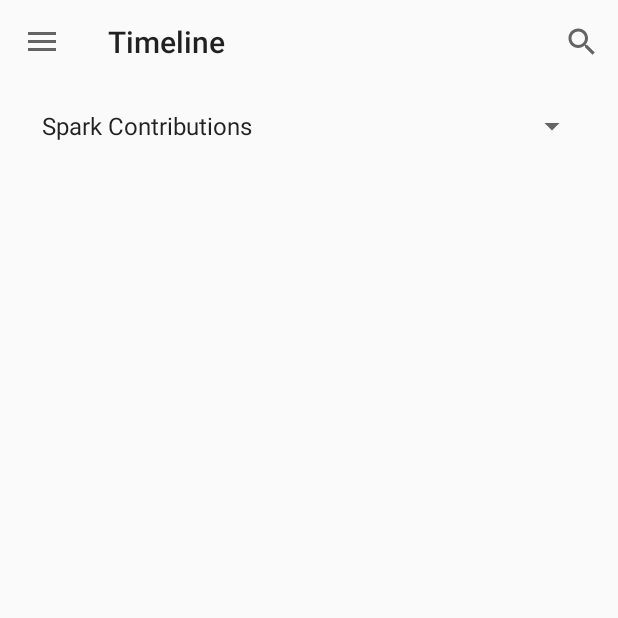
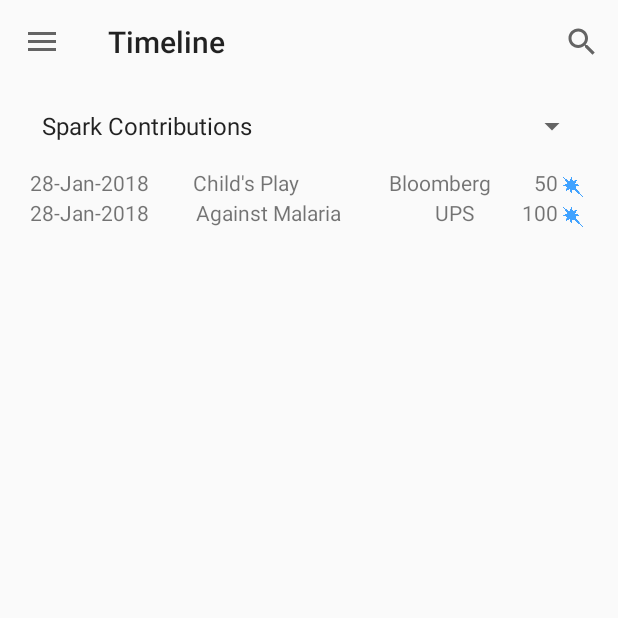
Before and after one commit to cfogg6/Spark-For-Change, an Android app: the TimelineActivity screen opened directly, with no data from a screen before it, on a phone screen of 412 x 824 dp, the top half of it. Run offline under Robolectric (Android 15) with nearby library versions, the phone set to English and light mode, and no system bars.

Commit message:
Added spark contributions timeline

```diff
--- a/SparkForChange/app/src/main/java/com/sparkforchange/controllers/ChooseCharityActivity.java
+++ b/SparkForChange/app/src/main/java/com/sparkforchange/controllers/ChooseCharityActivity.java
@@ -1,8 +1,6 @@
 package com.sparkforchange.controllers;
 
-import android.content.Context;
 import android.content.Intent;
-import android.support.v7.app.AppCompatActivity;
 import android.os.Bundle;
 import android.support.v7.widget.LinearLayoutManager;
 import android.support.v7.widget.RecyclerView;
@@ -12,7 +10,6 @@ import com.sparkforchange.model.Charity;
 
 import java.util.ArrayList;
 import java.util.List;
-import java.util.function.Function;
 
 public class ChooseCharityActivity extends ToolbarDrawerActivity {
 
@@ -34,12 +31,7 @@ public class ChooseCharityActivity extends ToolbarDrawerActivity {
         final LinearLayoutManager llm = new LinearLayoutManager(this);
         llm.setOrientation(LinearLayoutManager.VERTICAL);
         rv.setLayoutManager(llm);
-        final CharityRecycleViewAdapter adapter = new CharityRecycleViewAdapter(new Function<Context, Intent>() {
-            @Override
-            public Intent apply(Context context) {
-                return new Intent(context, CharityActivity.class);
-            }
-        });
+        final CharityRecycleViewAdapter adapter = new CharityRecycleViewAdapter(context -> new Intent(context, CharityActivity.class));
         rv.setAdapter(adapter);
         (rv.getAdapter()).notifyDataSetChanged();
     }
--- /dev/null
+++ b/SparkForChange/app/src/main/java/com/sparkforchange/controllers/SparkContributionRvAdapter.java
@@ -0,0 +1,74 @@
+package com.sparkforchange.controllers;
+
+import android.support.v7.widget.RecyclerView;
+import android.view.LayoutInflater;
+import android.view.View;
+import android.view.ViewGroup;
+import android.widget.LinearLayout;
+import android.widget.TextView;
+
+import com.sparkforchange.R;
+import com.sparkforchange.model.Facade;
+import com.sparkforchange.model.SparkDonation;
+
+import java.util.List;
+
+/**
+ * Adapter for the RecyclerView regarding horizontal cards or movie cards.
+ */
+public class SparkContributionRvAdapter extends RecyclerView.Adapter<SparkContributionRvAdapter.SparkViewHolder> {
+
+    /**
+     * List of spark contributions
+     */
+    private List<SparkDonation> sparkDonations;
+
+    /**
+     * Constructor for the adapter that sets the sparkDonations list to argument.
+     */
+    public SparkContributionRvAdapter() {
+        this.sparkDonations = Facade.getInstance().getCurrentUser().getSparkTransactions();
+    }
+
+    @Override
+    public int getItemCount() {
+        return sparkDonations.size();
+    }
+
+    @Override
+    public SparkViewHolder onCreateViewHolder(ViewGroup viewGroup, int i) {
+        final View v = LayoutInflater.from(viewGroup.getContext()).inflate(R.layout.sparks_row, viewGroup, false);
+        return new SparkViewHolder(v);
+    }
+
+    @Override
+    public void onBindViewHolder(final SparkViewHolder sparkViewHolder, int i) {
+        final SparkDonation donation = sparkDonations.get(i);
+
+        sparkViewHolder.charityName.setText(donation.getCharity().getName());
+        sparkViewHolder.companyName.setText(donation.getCompany().getName());
+        sparkViewHolder.sparksNum.setText(String.valueOf(donation.getSparkNum()));
+        sparkViewHolder.date.setText(donation.getDate());
+    }
+
+    /**
+     * ViewHolder Class following the ViewHolder Android Pattern. Establishes views held inside
+     * the movie cards that this adapter sets.
+     */
+    public static class SparkViewHolder extends RecyclerView.ViewHolder {
+        private TextView sparksNum;
+        private TextView charityName;
+        private TextView companyName;
+        private TextView date;
+        private LinearLayout linearLayout;
+
+        SparkViewHolder(View itemView) {
+            super(itemView);
+            sparksNum = itemView.findViewById(R.id.tv_sparks_used_sparkDonations);
+            charityName = itemView.findViewById(R.id.tv_charity_sparkDonations);
+            companyName = itemView.findViewById(R.id.tv_company_sparkDonations);
+            date = itemView.findViewById(R.id.tv_date_sparkDonations);
+            linearLayout = itemView.findViewById(R.id.ll_sparks_row);
+        }
+    }
+}
--- a/SparkForChange/app/src/main/java/com/sparkforchange/controllers/TimelineActivity.java
+++ b/SparkForChange/app/src/main/java/com/sparkforchange/controllers/TimelineActivity.java
@@ -1,6 +1,8 @@
 package com.sparkforchange.controllers;
 
 import android.os.Bundle;
+import android.support.v7.widget.LinearLayoutManager;
+import android.support.v7.widget.RecyclerView;
 import android.widget.ArrayAdapter;
 import android.widget.Spinner;
 
@@ -19,8 +21,17 @@ public class TimelineActivity extends ToolbarDrawerActivity {
         // set up spinner of choosing which timeline to view
         String[] timelineSpinnerChoices = new String[] {"Spark Contributions", "Service Hours", "Donations"};
         Spinner timelineChoices = findViewById(R.id.spinner_timeline);
-        ArrayAdapter<String> adapter = new ArrayAdapter<>(this, android.R.layout.simple_spinner_item, timelineSpinnerChoices);
-        adapter.setDropDownViewResource(android.R.layout.simple_spinner_dropdown_item);
-        timelineChoices.setAdapter(adapter);
+        ArrayAdapter<String> spinnerAdapter = new ArrayAdapter<>(this, android.R.layout.simple_spinner_item, timelineSpinnerChoices);
+        spinnerAdapter.setDropDownViewResource(android.R.layout.simple_spinner_dropdown_item);
+        timelineChoices.setAdapter(spinnerAdapter);
+
+        RecyclerView rvSparkContribution = findViewById(R.id.rv_spark_contribution);
+        rvSparkContribution.setHasFixedSize(true);
+        final LinearLayoutManager llm = new LinearLayoutManager(this);
+        llm.setOrientation(LinearLayoutManager.VERTICAL);
+        rvSparkContribution.setLayoutManager(llm);
+        final SparkContributionRvAdapter sparkAdapter = new SparkContributionRvAdapter();
+        rvSparkContribution.setAdapter(sparkAdapter);
+        (rvSparkContribution.getAdapter()).notifyDataSetChanged();
     }
 }
--- a/SparkForChange/app/src/main/java/com/sparkforchange/model/Facade.java
+++ b/SparkForChange/app/src/main/java/com/sparkforchange/model/Facade.java
@@ -44,7 +44,7 @@ public class Facade {
         this.companies.put("GTRI", new Company("gtri@gmail.com", "password", "GTRI", "https://gtri.gatech.edu/"));
         this.companies.put("Verizon", new Company("verizon@gmail.com", "password", "Verizon", "http://www.verizon.com/about/responsibility/giving-and-grants"));
         this.charities.put("Child's Play", new Charity("child@gmail.com", "password", "Child's Play"));
-        this.charities.put("Malaria", new Charity("malaria@gmail.com", "password", "Against Malaria Foundation"));
+        this.charities.put("Malaria", new Charity("malaria@gmail.com", "password", "Against Malaria"));
         this.charities.put("Breast Cancer", new Charity("breastcancer@gmail.com", "password", "Breast Cancer Research Foundation"));
         this.groups.put("Alpha Sigma Phi", new Group("Alpha Sigma Phi", users.get("cfogg6@gatech.edu")));
         this.users.put("nancy@gmail.com", new User("nancy@gmail.com", "password", "Nancy Tao"));
@@ -54,9 +54,9 @@ public class Facade {
 
         // set current user since we are not implementing login
         this.currentUser = users.get("cole@gmail.com");
-        this.currentUser.addSparks(278);
-        makeSparkDonation(this.currentUser, companies.get("bloomberg@gmail.com"), charities.get("child@gmail.com"), 50);
-        makeSparkDonation(this.currentUser, companies.get("ups@gmail.com"), charities.get("malaria@gmail.com"), 50);
+        this.currentUser.addSparks(288);
+        makeSparkDonation(this.currentUser, companies.get("Bloomberg"), charities.get("Child's Play"), 50);
+        makeSparkDonation(this.currentUser, companies.get("UPS"), charities.get("Malaria"), 100);
     }
 
     public int hoursToSparks(double hours) {
--- a/SparkForChange/app/src/main/java/com/sparkforchange/model/SparkDonation.java
+++ b/SparkForChange/app/src/main/java/com/sparkforchange/model/SparkDonation.java
@@ -1,4 +1,7 @@
 package com.sparkforchange.model;
+
+import java.text.SimpleDateFormat;
+import java.util.Calendar;
 
 /**
  * Created by Nancy on 01/27/2018.
@@ -6,6 +9,7 @@ package com.sparkforchange.model;
 
 public class SparkDonation {
     private int sparkNum;
+    private String date;
     private Charity charity;
     private Company company;
     private User user;
@@ -15,6 +19,10 @@ public class SparkDonation {
         this.charity = charity;
         this.company = company;
         this.user = user;
+
+        Calendar c = Calendar.getInstance();
+        SimpleDateFormat df = new SimpleDateFormat("dd-MMM-yyyy");
+        this.date = df.format(c.getTime());
     }
 
     public int getSparkNum() {
@@ -32,4 +40,8 @@ public class SparkDonation {
     public User getUser() {
         return user;
     }
+
+    public String getDate() {
+        return date;
+    }
 }
--- a/SparkForChange/app/src/main/res/layout/activity_timeline.xml
+++ b/SparkForChange/app/src/main/res/layout/activity_timeline.xml
@@ -10,8 +10,21 @@
         android:layout_width="match_parent"
         android:layout_height="56dp" />
 
-    <ListView
-        android:id="@+id/lv_timeline"
+    <android.support.v7.widget.RecyclerView
+        android:id="@+id/rv_spark_contribution"
         android:layout_width="match_parent"
         android:layout_height="match_parent" />
+
+    <android.support.v7.widget.RecyclerView
+        android:id="@+id/rv_service_hours"
+        android:visibility="gone"
+        android:layout_width="match_parent"
+        android:layout_height="match_parent" />
+
+    <android.support.v7.widget.RecyclerView
+        android:id="@+id/rv_donations"
+        android:visibility="gone"
+        android:layout_width="match_parent"
+        android:layout_height="match_parent" />
+
 </LinearLayout>
--- a/SparkForChange/app/src/main/res/layout/sparks_row.xml
+++ b/SparkForChange/app/src/main/res/layout/sparks_row.xml
@@ -1,26 +1,46 @@
 <?xml version="1.0" encoding="utf-8"?>
 <LinearLayout xmlns:android="http://schemas.android.com/apk/res/android"
+    xmlns:app="http://schemas.android.com/apk/res-auto"
+    android:id="@+id/ll_sparks_row"
     android:layout_width="match_parent"
-    android:layout_height="match_parent">
+    android:layout_height="wrap_content"
+    android:weightSum="1">
 
     <TextView
-        android:id="@+id/tvPointsUsed"
+        android:id="@+id/tv_date_sparkDonations"
         android:layout_width="wrap_content"
         android:layout_height="match_parent"
-        android:layout_weight="1"
-        android:text="TextView" />
+        android:layout_weight="0.25"
+        android:text="Date" />
 
     <TextView
-        android:id="@+id/tvCharity"
+        android:id="@+id/tv_charity_sparkDonations"
         android:layout_width="wrap_content"
         android:layout_height="match_parent"
-        android:layout_weight="1"
-        android:text="TextView" />
+        android:layout_weight="0.25"
+        android:text="Charity" />
 
     <TextView
-        android:id="@+id/tv_date"
+        android:id="@+id/tv_company_sparkDonations"
         android:layout_width="wrap_content"
         android:layout_height="match_parent"
-        android:layout_weight="1"
-        android:text="Date" />
+        android:layout_weight="0.25"
+        android:text="Company"
+        android:textAlignment="textEnd" />
+
+    <TextView
+        android:id="@+id/tv_sparks_used_sparkDonations"
+        android:layout_width="wrap_content"
+        android:layout_height="match_parent"
+        android:layout_weight=".25"
+        android:text="Sparks"
+        android:textAlignment="textEnd" />
+
+    <ImageView
+        android:id="@+id/sparkDonation_currency_symbol"
+        android:layout_width="20dp"
+        android:layout_height="20dp"
+        android:paddingTop="5dp"
+        app:srcCompat="@mipmap/spark_a" />
+
 </LinearLayout>
```
